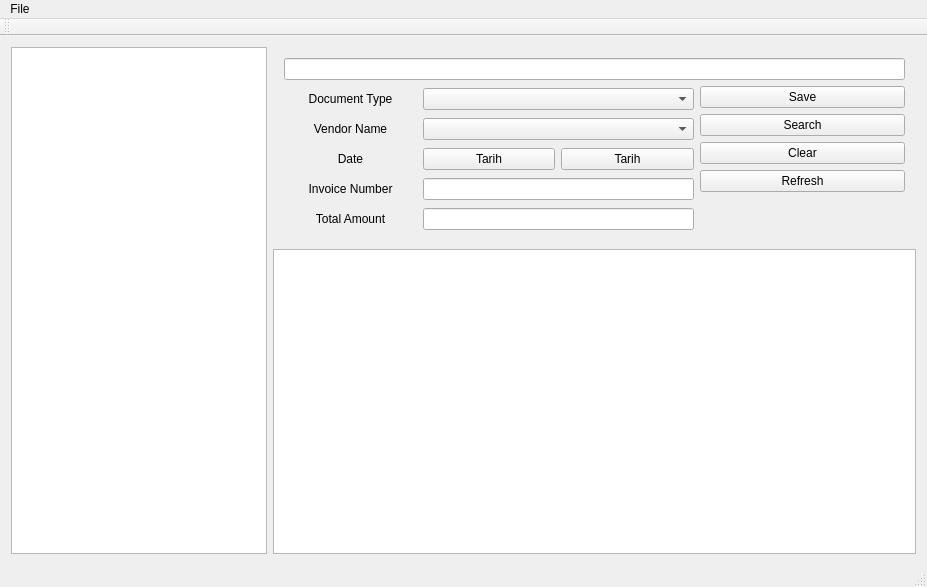
Above: qtftp.ui from hsudas/QtFtp before the change. Below: the same form after it.
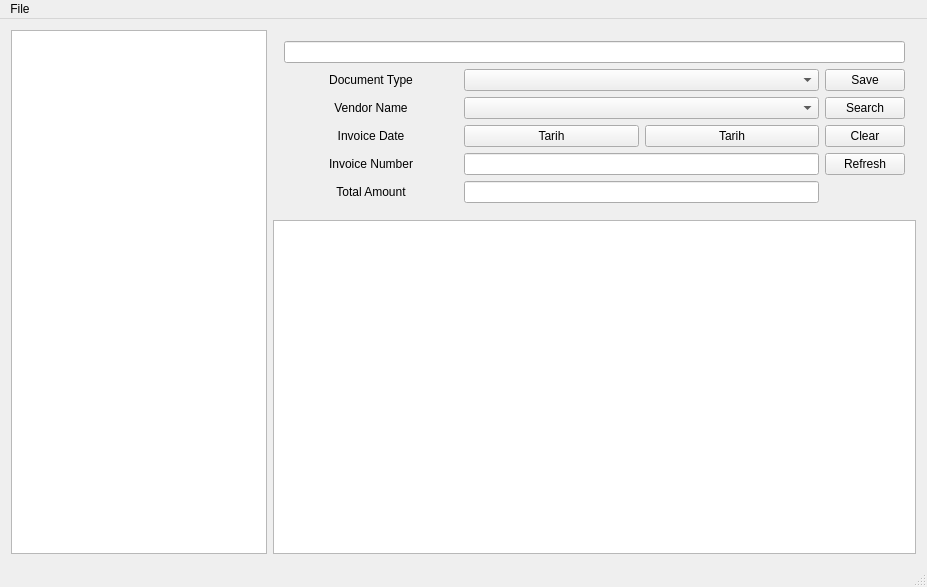
That is the form after the change.

```diff
--- a/qtftp.ui
+++ b/qtftp.ui
@@ -37,52 +37,7 @@
        <item row="0" column="0" colspan="3">
         <widget class="QLineEdit" name="txtFilePath"/>
        </item>
-       <item row="1" column="2">
-        <layout class="QGridLayout" name="gridLayout_2">
-         <item row="1" column="0">
-          <widget class="QPushButton" name="btnAra">
-           <property name="text">
-            <string>Search</string>
-           </property>
-          </widget>
-         </item>
-         <item row="0" column="0">
-          <widget class="QPushButton" name="btnKaydet">
-           <property name="text">
-            <string>Save</string>
-           </property>
-          </widget>
-         </item>
-         <item row="2" column="0">
-          <widget class="QPushButton" name="btnTemizle">
-           <property name="text">
-            <string>Clear</string>
-           </property>
-          </widget>
-         </item>
-         <item row="3" column="0">
-          <widget class="QPushButton" name="btnYenile">
-           <property name="text">
-            <string>Refresh</string>
-           </property>
-          </widget>
-         </item>
-        </layout>
-       </item>
-       <item row="2" column="2">
-        <spacer name="verticalSpacer">
-         <property name="orientation">
-          <enum>Qt::Vertical</enum>
-         </property>
-         <property name="sizeHint" stdset="0">
-          <size>
-           <width>20</width>
-           <height>40</height>
-          </size>
-         </property>
-        </spacer>
-       </item>
-       <item row="1" column="0" rowspan="2" colspan="2">
+       <item row="1" column="0" rowspan="2" colspan="3">
         <layout class="QGridLayout" name="gridLayout">
          <property name="sizeConstraint">
           <enum>QLayout::SetMinAndMaxSize</enum>
@@ -130,7 +85,7 @@
          <item row="2" column="0">
           <widget class="QLabel" name="label_3">
            <property name="text">
-            <string>Date</string>
+            <string>Invoice Date</string>
            </property>
            <property name="alignment">
             <set>Qt::AlignCenter</set>
@@ -163,6 +118,58 @@
          <item row="4" column="1" colspan="2">
           <widget class="QLineEdit" name="txtTotalAmount"/>
          </item>
+         <item row="0" column="3">
+          <widget class="QPushButton" name="btnKaydet">
+           <property name="sizePolicy">
+            <sizepolicy hsizetype="Maximum" vsizetype="Fixed">
+             <horstretch>0</horstretch>
+             <verstretch>0</verstretch>
+            </sizepolicy>
+           </property>
+           <property name="text">
+            <string>Save</string>
+           </property>
+          </widget>
+         </item>
+         <item row="1" column="3">
+          <widget class="QPushButton" name="btnAra">
+           <property name="sizePolicy">
+            <sizepolicy hsizetype="Maximum" vsizetype="Fixed">
+             <horstretch>0</horstretch>
+             <verstretch>0</verstretch>
+            </sizepolicy>
+           </property>
+           <property name="text">
+            <string>Search</string>
+           </property>
+          </widget>
+         </item>
+         <item row="2" column="3">
+          <widget class="QPushButton" name="btnTemizle">
+           <property name="sizePolicy">
+            <sizepolicy hsizetype="Maximum" vsizetype="Fixed">
+             <horstretch>0</horstretch>
+             <verstretch>0</verstretch>
+            </sizepolicy>
+           </property>
+           <property name="text">
+            <string>Clear</string>
+           </property>
+          </widget>
+         </item>
+         <item row="3" column="3">
+          <widget class="QPushButton" name="btnYenile">
+           <property name="sizePolicy">
+            <sizepolicy hsizetype="Maximum" vsizetype="Fixed">
+             <horstretch>0</horstretch>
+             <verstretch>0</verstretch>
+            </sizepolicy>
+           </property>
+           <property name="text">
+            <string>Refresh</string>
+           </property>
+          </widget>
+         </item>
         </layout>
        </item>
       </layout>
@@ -202,14 +209,6 @@
    </widget>
    <addaction name="menuFile"/>
   </widget>
-  <widget class="QToolBar" name="mainToolBar">
-   <attribute name="toolBarArea">
-    <enum>TopToolBarArea</enum>
-   </attribute>
-   <attribute name="toolBarBreak">
-    <bool>false</bool>
-   </attribute>
-  </widget>
   <widget class="QStatusBar" name="statusBar"/>
   <action name="actionAdd_Document_Type">
    <property name="text">
```
Left out of the diff: 32 changed lines with no effect on the pictures.
